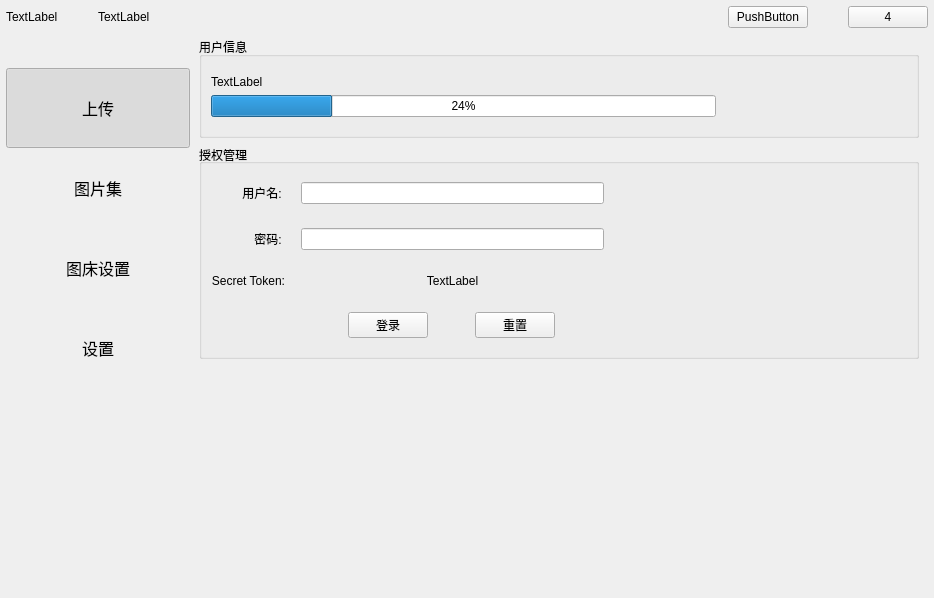
The window that src/mainwindow.ui (median-dxz/Lotos) describes before a commit, drawn with Qt 5.
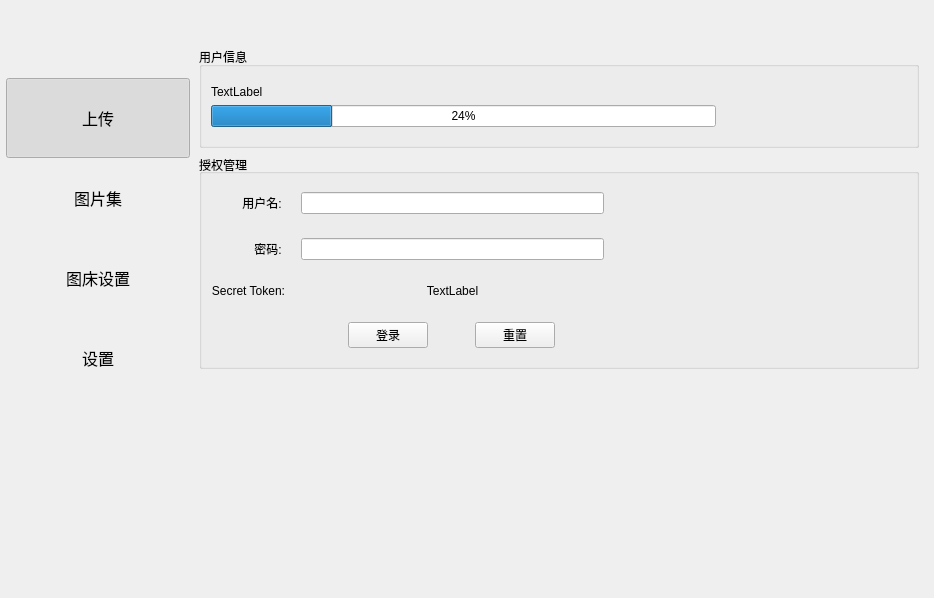
The same window after the commit. Custom widgets are drawn as their Qt base class.

Commit message: sync&refactor: 手动合并窗口全局移动和自定义标题栏，同时重构优化，添加软件图标

Patch:
```diff
--- a/src/mainwindow.ui
+++ b/src/mainwindow.ui
@@ -45,6 +45,9 @@
        <number>0</number>
       </property>
       <layout class="QGridLayout" name="gridLayout_4" rowstretch="0,0" columnstretch="2,8">
+       <property name="sizeConstraint">
+        <enum>QLayout::SetDefaultConstraint</enum>
+       </property>
        <property name="leftMargin">
         <number>0</number>
        </property>
@@ -661,52 +664,26 @@
         </widget>
        </item>
        <item row="0" column="0" colspan="2">
-        <layout class="QHBoxLayout" name="horizontalLayout_2">
-         <property name="spacing">
-          <number>40</number>
+        <widget class="TitleBar" name="titleBar" native="true">
+         <property name="sizePolicy">
+          <sizepolicy hsizetype="Preferred" vsizetype="Fixed">
+           <horstretch>0</horstretch>
+           <verstretch>0</verstretch>
+          </sizepolicy>
          </property>
-         <item>
-          <widget class="QLabel" name="label_5">
-           <property name="text">
-            <string>TextLabel</string>
-           </property>
-          </widget>
-         </item>
-         <item>
-          <widget class="QLabel" name="label_6">
-           <property name="text">
-            <string>TextLabel</string>
-           </property>
-          </widget>
-         </item>
-         <item>
-          <spacer name="horizontalSpacer_5">
-           <property name="orientation">
-            <enum>Qt::Horizontal</enum>
-           </property>
-           <property name="sizeHint" stdset="0">
-            <size>
-             <width>40</width>
-             <height>20</height>
-            </size>
-           </property>
-          </spacer>
-         </item>
-         <item>
-          <widget class="QPushButton" name="pushButton">
-           <property name="text">
-            <string>PushButton</string>
-           </property>
-          </widget>
-         </item>
-         <item>
-          <widget class="QPushButton" name="pushButton_9">
-           <property name="text">
-            <string>4</string>
-           </property>
-          </widget>
-         </item>
-        </layout>
+         <property name="minimumSize">
+          <size>
+           <width>0</width>
+           <height>32</height>
+          </size>
+         </property>
+         <property name="baseSize">
+          <size>
+           <width>0</width>
+           <height>0</height>
+          </size>
+         </property>
+        </widget>
        </item>
       </layout>
      </widget>
@@ -720,6 +697,12 @@
    <extends>QPushButton</extends>
    <header>pagebutton.h</header>
   </customwidget>
+  <customwidget>
+   <class>TitleBar</class>
+   <extends>QWidget</extends>
+   <header>titlebar.h</header>
+   <container>1</container>
+  </customwidget>
  </customwidgets>
  <resources/>
  <connections>
```
Left out of the diff: 35 changed lines with no effect on the pictures. The commit also changes 7 other files.
